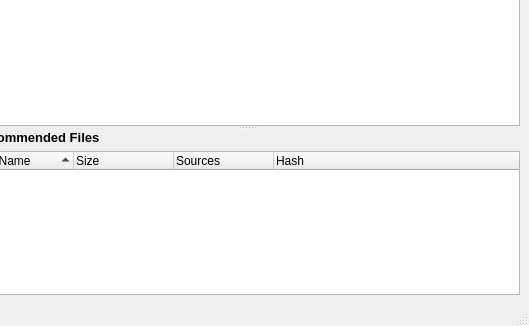
First picture: the form in retroshare-gui/src/gui/msgs/MessageComposer.ui, repository RetroShare/RetroShare, before the edit; both pictures show x 267 to 796 and y 238 to 564 of the 796 by 564 pixel window.
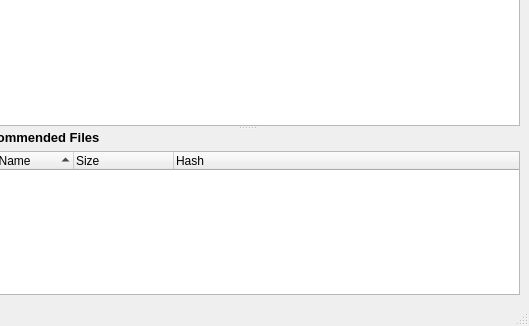
Second picture: the form after the edit. Icons and pictures are not drawn.

Commit message: Removed menus with friends in SharedFilesDialog. Add a single action to send files as message. Add send as message to the remote files too. The files are now send as recommended files. Disable context menus for the person item. Auto hide the AttachFileItem in all dialogs after the successfully finish of the hash. Removed the column source of the files in messages.

```diff
--- a/retroshare-gui/src/gui/msgs/MessageComposer.ui
+++ b/retroshare-gui/src/gui/msgs/MessageComposer.ui
@@ -805,11 +805,6 @@
              <string>Size</string>
             </property>
            </column>
-           <column>
-            <property name="text">
-             <string>Sources</string>
-            </property>
-           </column>
            <column>
             <property name="text">
              <string>Hash</string>
```
Left out of the diff: 32 changed lines with no effect on the pictures. The commit also changes 11 other files.
